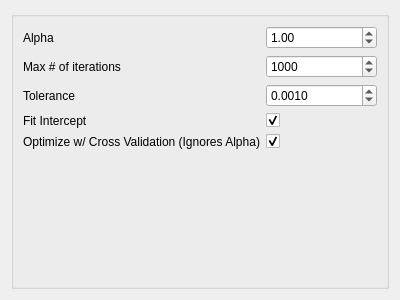
This is point_spectra_gui/ui/UI Files/Ridge.ui in tisaconundrum2/PySAT-GUI as Qt 5 draws it before an edit. The edited form follows.
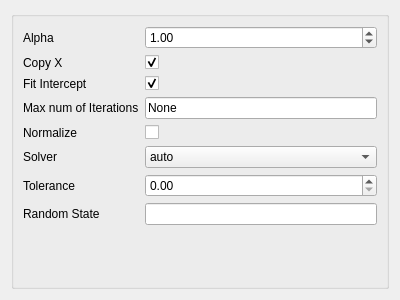
This is the edited form.

What changed in the file:
```diff
--- a/point_spectra_gui/ui/UI Files/Ridge.ui
+++ b/point_spectra_gui/ui/UI Files/Ridge.ui
@@ -29,85 +29,124 @@
       </item>
       <item row="0" column="1">
        <widget class="QDoubleSpinBox" name="alphaDoubleSpinBox">
-        <property name="maximum">
-         <double>999999999.000000000000000</double>
-        </property>
-        <property name="singleStep">
-         <double>1.000000000000000</double>
-        </property>
         <property name="value">
          <double>1.000000000000000</double>
         </property>
        </widget>
       </item>
       <item row="1" column="0">
-       <widget class="QLabel" name="maxNumOfIterationsLabel">
+       <widget class="QLabel" name="copyXLabel">
         <property name="text">
-         <string>Max # of iterations</string>
+         <string>Copy X</string>
         </property>
        </widget>
       </item>
       <item row="1" column="1">
-       <widget class="QSpinBox" name="maxNumOfIterationsSpinBox">
-        <property name="maximum">
-         <number>999999999</number>
-        </property>
-        <property name="value">
-         <number>1000</number>
+       <widget class="QCheckBox" name="copyXCheckBox">
+        <property name="checked">
+         <bool>true</bool>
         </property>
        </widget>
       </item>
       <item row="2" column="0">
-       <widget class="QLabel" name="toleranceLabel">
-        <property name="text">
-         <string>Tolerance</string>
-        </property>
-       </widget>
-      </item>
-      <item row="2" column="1">
-       <widget class="QDoubleSpinBox" name="toleranceDoubleSpinBox">
-        <property name="decimals">
-         <number>4</number>
-        </property>
-        <property name="maximum">
-         <double>999999999.000000000000000</double>
-        </property>
-        <property name="singleStep">
-         <double>0.001000000000000</double>
-        </property>
-        <property name="value">
-         <double>0.001000000000000</double>
-        </property>
-       </widget>
-      </item>
-      <item row="3" column="0">
        <widget class="QLabel" name="fitInterceptLabel">
         <property name="text">
          <string>Fit Intercept</string>
         </property>
        </widget>
       </item>
-      <item row="3" column="1">
+      <item row="2" column="1">
        <widget class="QCheckBox" name="fitInterceptCheckBox">
         <property name="checked">
          <bool>true</bool>
         </property>
        </widget>
       </item>
+      <item row="3" column="0">
+       <widget class="QLabel" name="maxNumOfIterationsLabel">
+        <property name="text">
+         <string>Max num of Iterations</string>
+        </property>
+       </widget>
+      </item>
+      <item row="3" column="1">
+       <widget class="QLineEdit" name="maxNumOfIterationslineEdit">
+        <property name="text">
+         <string>None</string>
+        </property>
+       </widget>
+      </item>
       <item row="4" column="0">
        <widget class="QLabel" name="optimizeWCrossValidationLabel">
         <property name="text">
-         <string>Optimize w/ Cross Validation (Ignores Alpha)</string>
+         <string>Normalize</string>
         </property>
        </widget>
       </item>
       <item row="4" column="1">
-       <widget class="QCheckBox" name="optimizeWCrossValidationCheckBox">
-        <property name="checked">
-         <bool>true</bool>
+       <widget class="QCheckBox" name="normalizeCheckBox"/>
+      </item>
+      <item row="5" column="0">
+       <widget class="QLabel" name="solverLabel">
+        <property name="text">
+         <string>Solver</string>
         </property>
        </widget>
       </item>
+      <item row="6" column="0">
+       <widget class="QLabel" name="toleranceLabel">
+        <property name="text">
+         <string>Tolerance</string>
+        </property>
+       </widget>
+      </item>
+      <item row="6" column="1">
+       <widget class="QDoubleSpinBox" name="toleranceDoubleSpinBox"/>
+      </item>
+      <item row="7" column="0">
+       <widget class="QLabel" name="randomStateLabel">
+        <property name="text">
+         <string>Random State</string>
+        </property>
+       </widget>
+      </item>
+      <item row="7" column="1">
+       <widget class="QLineEdit" name="randomStateLineEdit"/>
+      </item>
+      <item row="5" column="1">
+       <widget class="QComboBox" name="solverComboBox">
+        <item>
+         <property name="text">
+          <string>auto</string>
+         </property>
+        </item>
+        <item>
+         <property name="text">
+          <string>svd</string>
+         </property>
+        </item>
+        <item>
+         <property name="text">
+          <string>cholesky</string>
+         </property>
+        </item>
+        <item>
+         <property name="text">
+          <string>lsqr</string>
+         </property>
+        </item>
+        <item>
+         <property name="text">
+          <string>sparse_cg</string>
+         </property>
+        </item>
+        <item>
+         <property name="text">
+          <string>sag</string>
+         </property>
+        </item>
+       </widget>
+      </item>
      </layout>
     </widget>
    </item>
```
Left out of the diff: 4 changed lines with no effect on the pictures.
